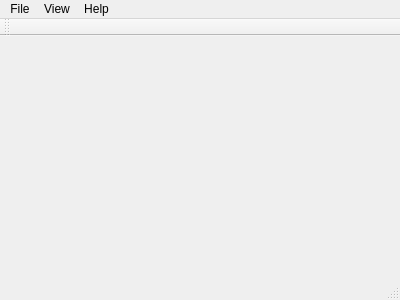
Old version of the form src/mainwindow.ui in the repository uazure/qLab.
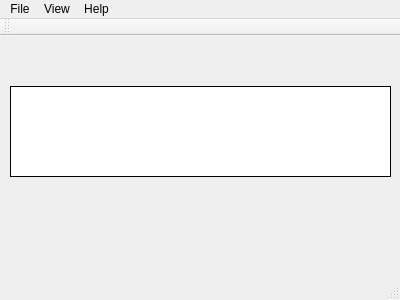
New version of the form.

Commit message: Implemented measurements loop in QExperiment class

```diff
--- a/src/mainwindow.ui
+++ b/src/mainwindow.ui
@@ -27,6 +27,28 @@
      <string/>
     </property>
    </widget>
+   <widget class="QPlainTextEdit" name="plainTextEdit">
+    <property name="geometry">
+     <rect>
+      <x>10</x>
+      <y>50</y>
+      <width>381</width>
+      <height>91</height>
+     </rect>
+    </property>
+    <property name="frameShape">
+     <enum>QFrame::Box</enum>
+    </property>
+    <property name="frameShadow">
+     <enum>QFrame::Plain</enum>
+    </property>
+    <property name="readOnly">
+     <bool>true</bool>
+    </property>
+    <property name="textInteractionFlags">
+     <set>Qt::TextSelectableByKeyboard|Qt::TextSelectableByMouse</set>
+    </property>
+   </widget>
   </widget>
   <widget class="QMenuBar" name="menuBar">
    <property name="geometry">
```
The commit also changes 11 other files.
